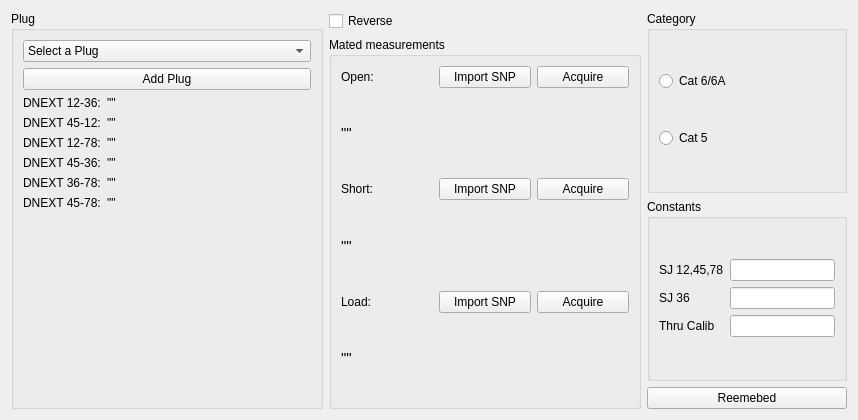
Qt form UI/embedWidget.ui (Belden-Montreal/SNP-Cable-Analyser) before a commit.
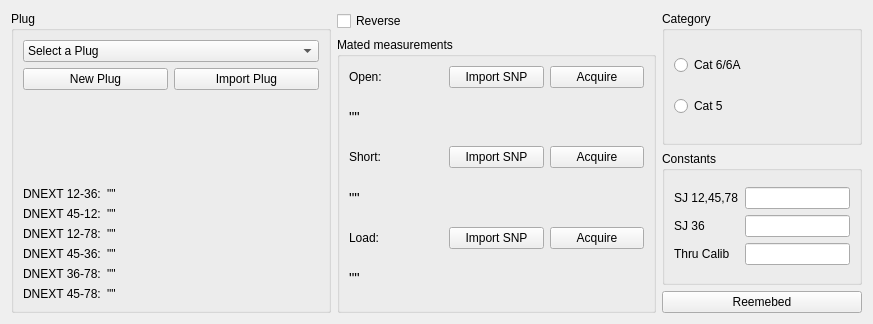
The same form after that commit.

Commit message: started seperating plug into its own widget

```diff
--- a/UI/embedWidget.ui
+++ b/UI/embedWidget.ui
@@ -6,8 +6,8 @@
    <rect>
     <x>0</x>
     <y>0</y>
-    <width>858</width>
-    <height>420</height>
+    <width>873</width>
+    <height>324</height>
    </rect>
   </property>
   <property name="windowTitle">
@@ -32,92 +32,116 @@
          </widget>
         </item>
         <item>
-         <widget class="QPushButton" name="addPlug">
-          <property name="text">
-           <string>Add Plug</string>
-          </property>
-         </widget>
+         <layout class="QHBoxLayout" name="horizontalLayout">
+          <item>
+           <widget class="QPushButton" name="addPlug">
+            <property name="text">
+             <string>New Plug</string>
+            </property>
+           </widget>
+          </item>
+          <item>
+           <widget class="QPushButton" name="importPlug">
+            <property name="text">
+             <string>Import Plug</string>
+            </property>
+           </widget>
+          </item>
+         </layout>
         </item>
         <item>
          <layout class="QFormLayout" name="formLayout_2">
-          <item row="0" column="0">
+          <item row="1" column="0">
+           <spacer name="verticalSpacer_2">
+            <property name="orientation">
+             <enum>Qt::Vertical</enum>
+            </property>
+            <property name="sizeHint" stdset="0">
+             <size>
+              <width>20</width>
+              <height>40</height>
+             </size>
+            </property>
+           </spacer>
+          </item>
+          <item row="2" column="0">
            <widget class="QLabel" name="label">
             <property name="text">
              <string>DNEXT 12-36:</string>
             </property>
            </widget>
           </item>
-          <item row="0" column="1">
+          <item row="2" column="1">
            <widget class="QLabel" name="dnext12_36">
             <property name="text">
              <string>&quot;&quot;</string>
             </property>
            </widget>
           </item>
-          <item row="1" column="0">
+          <item row="3" column="0">
            <widget class="QLabel" name="label_3">
             <property name="text">
              <string>DNEXT 45-12:</string>
             </property>
            </widget>
           </item>
-          <item row="1" column="1">
+          <item row="3" column="1">
            <widget class="QLabel" name="dnext45_12">
             <property name="text">
              <string>&quot;&quot;</string>
             </property>
            </widget>
           </item>
-          <item row="2" column="0">
+          <item row="4" column="0">
            <widget class="QLabel" name="label_5">
             <property name="text">
              <string>DNEXT 12-78:</string>
             </property>
            </widget>
           </item>
-          <item row="2" column="1">
+          <item row="4" column="1">
            <widget class="QLabel" name="dnext12_78">
             <property name="text">
              <string>&quot;&quot;</string>
             </property>
            </widget>
           </item>
-          <item row="3" column="0">
+          <item row="5" column="0">
            <widget class="QLabel" name="label_7">
             <property name="text">
              <string>DNEXT 45-36:</string>
             </property>
            </widget>
           </item>
-          <item row="3" column="1">
+          <item row="5" column="1">
            <widget class="QLabel" name="dnext45_36">
             <property name="text">
              <string>&quot;&quot;</string>
             </property>
            </widget>
           </item>
-          <item row="4" column="0">
+          <item row="6" column="0">
            <widget class="QLabel" name="label_9">
             <property name="text">
              <string>DNEXT 36-78:</string>
             </property>
            </widget>
           </item>
-          <item row="4" column="1">
+          <item row="6" column="1">
            <widget class="QLabel" name="dnext36_78">
             <property name="text">
              <string>&quot;&quot;</string>
             </property>
            </widget>
           </item>
-          <item row="5" column="0">
+          <item row="7" column="0">
            <widget class="QLabel" name="label_11">
             <property name="text">
              <string>DNEXT 45-78:</string>
             </property>
            </widget>
           </item>
-          <item row="5" column="1">
+          <item row="7" column="1">
            <widget class="QLabel" name="dnext45_78">
             <property name="text">
              <string>&quot;&quot;</string>
```
Left out of the diff: 14 changed lines with no effect on the pictures. The commit also changes 182 other files.
